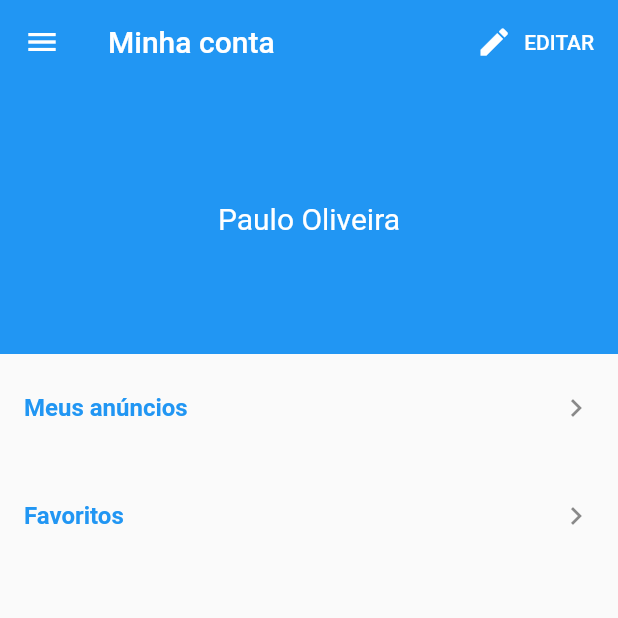
After one commit to PAULOFO/business_magazine, a Flutter app: the AccountScreen screen opened directly, on a phone screen of 412 x 824 dp, the top half of it. The commit adds this screen. Run offline on Flutter 3.47's test engine with Material 2 defaults, Android fonts, the phone set to English and light mode, and no system bars; our stand-ins replace brasil_fields, carousel_pro, dio, image_picker, rxdart.

```diff
--- /dev/null
+++ b/lib/screens/account/account_screen.dart
@@ -0,0 +1,74 @@
+import 'package:businessmagazine/common/custom_drawer/custom_drawer.dart';
+import 'package:businessmagazine/screens/account/edit_account.dart';
+import 'package:flutter/material.dart';
+
+class AccountScreen extends StatelessWidget {
+  @override
+  Widget build(BuildContext context) {
+    return Scaffold(
+      appBar: AppBar(
+        elevation: 0,
+        title: const Text('Minha conta'),
+        actions: <Widget>[
+          FlatButton.icon(
+              onPressed: (){
+                Navigator.of(context).push(
+                    MaterialPageRoute(builder: (context)=> EditAccountScreen())
+                );
+              }, icon: Icon(Icons.edit,color: Colors.white,),
+                 label: Text(
+                     'EDITAR',
+                      style: TextStyle(
+                        color: Colors.white,
+                      ),
+                 ),
+          ),
+        ],
+      ),
+      drawer: CustomDrawer(),
+      body: Column(
+        crossAxisAlignment: CrossAxisAlignment.stretch,
+        children: <Widget>[
+          Container(
+            height: 180,
+            decoration: BoxDecoration(
+              color: Colors.blue,
+            ),
+            alignment: Alignment.center,
+            child: Text(
+              'Paulo Oliveira',
+              style: TextStyle(
+                color: Colors.white,
+                fontSize: 20,
+              ),
+            ),
+          ),
+          ListTile(
+            title: Text(
+              'Meus anúncios',
+              style: TextStyle(
+                color: Colors.blue,
+                fontWeight: FontWeight.w600,
+              ),
+            ),
+            contentPadding: const EdgeInsets.symmetric(horizontal: 16, vertical: 8),
+            trailing: Icon(Icons.keyboard_arrow_right),
+            onTap: () {},
+          ),
+          ListTile(
+            title: Text(
+              'Favoritos',
+              style: TextStyle(
+                color: Colors.blue,
+                fontWeight: FontWeight.w600,
+              ),
+            ),
+            contentPadding: const EdgeInsets.symmetric(horizontal: 16, vertical: 8),
+            trailing: Icon(Icons.keyboard_arrow_right),
+            onTap: () {},
+          ),
+        ],
+      ),
+    );
+  }
+}
--- a/lib/screens/base/base_screen.dart
+++ b/lib/screens/base/base_screen.dart
@@ -1,5 +1,6 @@
 import 'dart:async';
 import 'package:businessmagazine/blocs/drawer_bloc.dart';
+import 'package:businessmagazine/screens/account/account_screen.dart';
 import 'package:businessmagazine/screens/create/create_screen.dart';
 import 'package:businessmagazine/screens/home/home_screen.dart';
 import'package:flutter/material.dart';
@@ -53,8 +54,7 @@ class _BaseScreenState extends State<BaseScreen> {
           CreateScreen(),
           Container(color: Colors.blue,),
           Container(color: Colors.red,),
-          Container(color: Colors.blue,),
-          Container(color: Colors.red,),
+          AccountScreen(),
         ],
       ),
     );
```
Also changed, not shown: lib/screens/account/edit_account.dart (added, +83 -0 lines).
